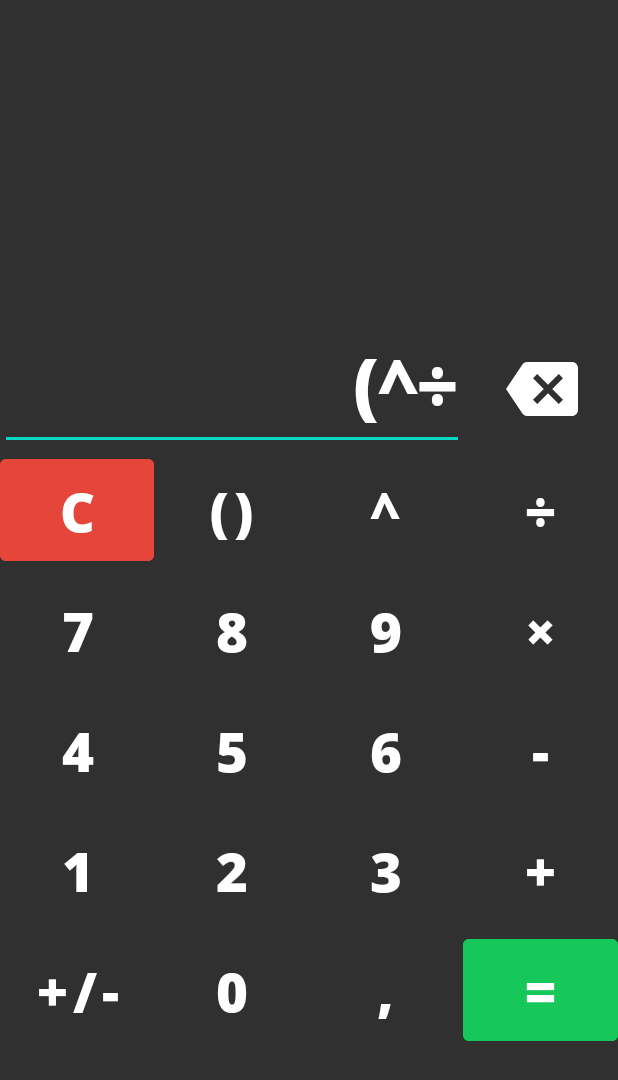
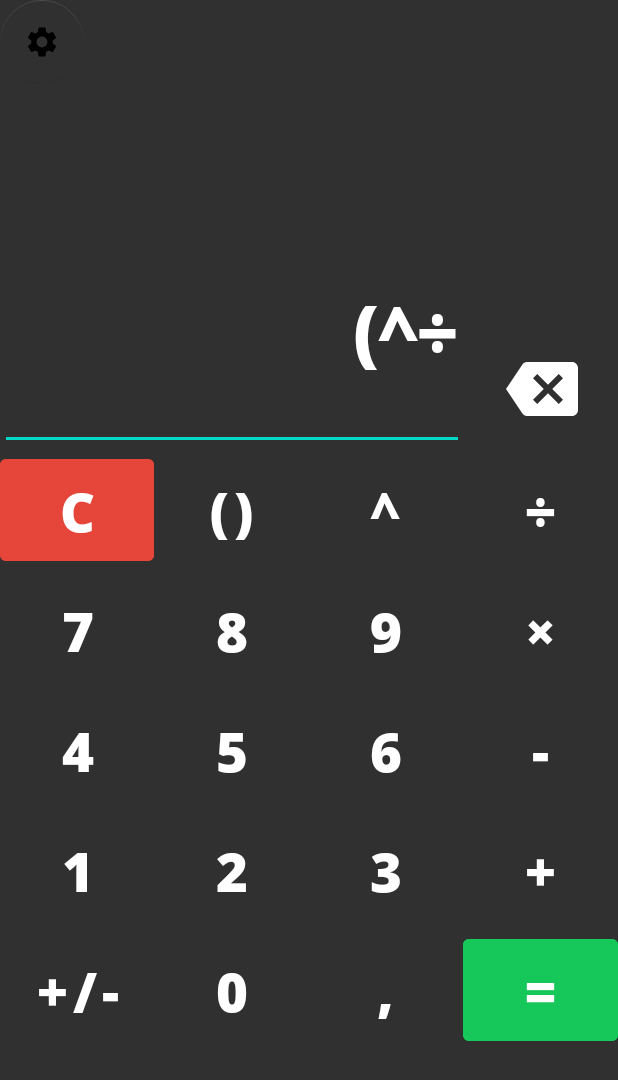
Before and after one commit to tontsa28/opencalc, an Android app: the screen it shows after launch (MainActivity), after a tap on an icon or button, on a phone screen of 412 x 824 dp. Shown: the top 1080 px of the screen. Run offline under Robolectric (Android 15) with nearby library versions, the light colour scheme and no system bars; 1 statement that could not run was skipped; 3 other taps on this screen came first.

Commit message:
Added settings activity + more code optimization

```diff
--- a/app/src/main/java/com/tontsadev/opencalc/MainActivity.java
+++ b/app/src/main/java/com/tontsadev/opencalc/MainActivity.java
@@ -3,11 +3,12 @@ package com.tontsadev.opencalc;
 import androidx.appcompat.app.AppCompatActivity;
 import org.mariuszgromada.math.mxparser.*;
 
+import android.content.Intent;
 import android.os.Bundle;
 import android.text.SpannableStringBuilder;
 import android.view.View;
+import android.widget.Button;
 import android.widget.EditText;
-import android.widget.Toolbar;
 
 public class MainActivity extends AppCompatActivity {
 
@@ -21,8 +22,8 @@ public class MainActivity extends AppCompatActivity {
         display = findViewById(R.id.input);
         display.setShowSoftInputOnFocus(false);
 
-        Toolbar toolbar = findViewById(R.id.toolbar);
-        setSupportActionBar(toolbar);
+        Button floatingActionButton = findViewById(R.id.miSettings);
+        floatingActionButton.setOnClickListener(view -> openActivity2());
 
         display.setOnClickListener(view -> {
             if (getString(R.string.display).equals(display.getText().toString())){
@@ -31,7 +32,9 @@ public class MainActivity extends AppCompatActivity {
         });
     }
 
-    private void setSupportActionBar(Toolbar toolbar) {
+    public void openActivity2() {
+        Intent intent = new Intent(this, MainActivity2.class);
+        startActivity(intent);
     }
 
     // updateText function
--- a/app/src/main/res/layout/activity_main.xml
+++ b/app/src/main/res/layout/activity_main.xml
@@ -7,25 +7,44 @@
     android:background="#303030"
     tools:context=".MainActivity">
 
-    <include
-        android:id="@+id/toolbar"
-        layout="@layout/toolbar"/>
+    <androidx.coordinatorlayout.widget.CoordinatorLayout
+        android:layout_width="match_parent"
+        android:layout_height="match_parent">
+
+        <com.google.android.material.appbar.MaterialToolbar
+            android:layout_width="match_parent"
+            android:layout_height="wrap_content"
+            android:id="@+id/toolbar"
+            android:backgroundTint="#303030"
+            android:layout_gravity="top" />
+
+        <com.google.android.material.floatingactionbutton.FloatingActionButton
+            android:id="@+id/floatingActionButton"
+            style="?android:buttonBarButtonStyle"
+            android:layout_width="wrap_content"
+            android:layout_height="wrap_content"
+            android:backgroundTint="#303030"
+            android:src="@drawable/ic_settings_white"
+            app:layout_anchor="@id/toolbar"
+            tools:ignore="ContentDescription" />
+
+    </androidx.coordinatorlayout.widget.CoordinatorLayout>
 
     <EditText
         android:id="@+id/input"
         android:layout_width="309dp"
-        android:layout_height="78dp"
+        android:layout_height="160dp"
         android:layout_marginEnd="100dp"
         android:autofillHints="false"
         android:fontFamily="@font/opensans_extrabold"
         android:inputType="none"
+        android:maxLength="24"
         android:onClick="input"
         android:scaleType="centerCrop"
         android:text="@string/display"
         android:textAlignment="textEnd"
         android:textColor="#FFFFFF"
         android:textSize="48sp"
-        android:maxLength="24"
         app:layout_constraintBottom_toTopOf="@+id/tableLayout"
         app:layout_constraintEnd_toEndOf="parent"
         app:layout_constraintHorizontal_bias="0.0"
--- a/app/src/main/res/layout/toolbar.xml
+++ /dev/null
@@ -1,9 +0,0 @@
-<?xml version="1.0" encoding="utf-8"?>
-<com.google.android.material.appbar.MaterialToolbar xmlns:android="http://schemas.android.com/apk/res/android"
-    android:layout_width="match_parent"
-    android:layout_height="wrap_content"
-    android:background="#303030"
-    android:icon="@drawable/settings"
-    android:theme="@style/Theme.MaterialComponents.DayNight.DarkActionBar">
-
-</com.google.android.material.appbar.MaterialToolbar>
--- a/app/src/main/res/values/strings.xml
+++ b/app/src/main/res/values/strings.xml
@@ -27,4 +27,6 @@
 
     <string name="display"> </string>
 
+    <string name="settings">Settings</string>
+
 </resources>
```
Also changed, not shown: app/src/main/AndroidManifest.xml (+6 -5 lines), app/src/main/java/com/tontsadev/opencalc/MainActivity2.java (added, +14 -0 lines), app/src/main/res/layout/activity_main2.xml (added, +9 -0 lines), app/src/main/res/menu/menu.xml (deleted, +0 -12 lines), app/src/main/res/menu/toolbar_menu.xml (added, +8 -0 lines), app/src/main/res/drawable/ic_settings_white.xml (renamed from app/src/main/res/drawable/settings.xml).
